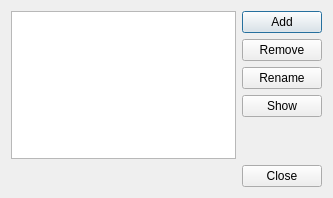
The window that qgis/src/ui/qgscomposermanagerbase.ui (sourcepole/qgis) describes before a commit, drawn with Qt 5.
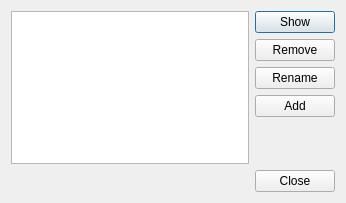
The same window after the commit.

Commit message: Switch position of add and show button in composer manager

The edit to the form file:
```diff
--- a/qgis/src/ui/qgscomposermanagerbase.ui
+++ b/qgis/src/ui/qgscomposermanagerbase.ui
@@ -1,13 +1,13 @@
 <?xml version="1.0" encoding="UTF-8"?>
 <ui version="4.0">
  <class>QgsComposerManagerBase</class>
- <widget class="QDialog" name="QgsComposerManagerBase">
-  <property name="geometry">
+ <widget class="QDialog" name="QgsComposerManagerBase" >
+  <property name="geometry" >
    <rect>
     <x>0</x>
     <y>0</y>
-    <width>333</width>
-    <height>198</height>
+    <width>346</width>
+    <height>203</height>
    </rect>
   </property>
   <property name="windowTitle">
@@ -17,10 +17,10 @@
    <item row="0" column="0" rowspan="5">
     <widget class="QListWidget" name="mComposerListWidget"/>
    </item>
-   <item row="0" column="1">
-    <widget class="QPushButton" name="mAddButton">
-     <property name="text">
-      <string>Add</string>
+   <item row="0" column="1" >
+    <widget class="QPushButton" name="mShowPushButton" >
+     <property name="text" >
+      <string>Show</string>
      </property>
     </widget>
    </item>
@@ -38,10 +38,10 @@
      </property>
     </widget>
    </item>
-   <item row="3" column="1">
-    <widget class="QPushButton" name="mShowPushButton">
-     <property name="text">
-      <string>Show</string>
+   <item row="3" column="1" >
+    <widget class="QPushButton" name="mAddButton" >
+     <property name="text" >
+      <string>Add</string>
      </property>
     </widget>
    </item>
```
Left out of the diff: 47 changed lines with no effect on the pictures.
